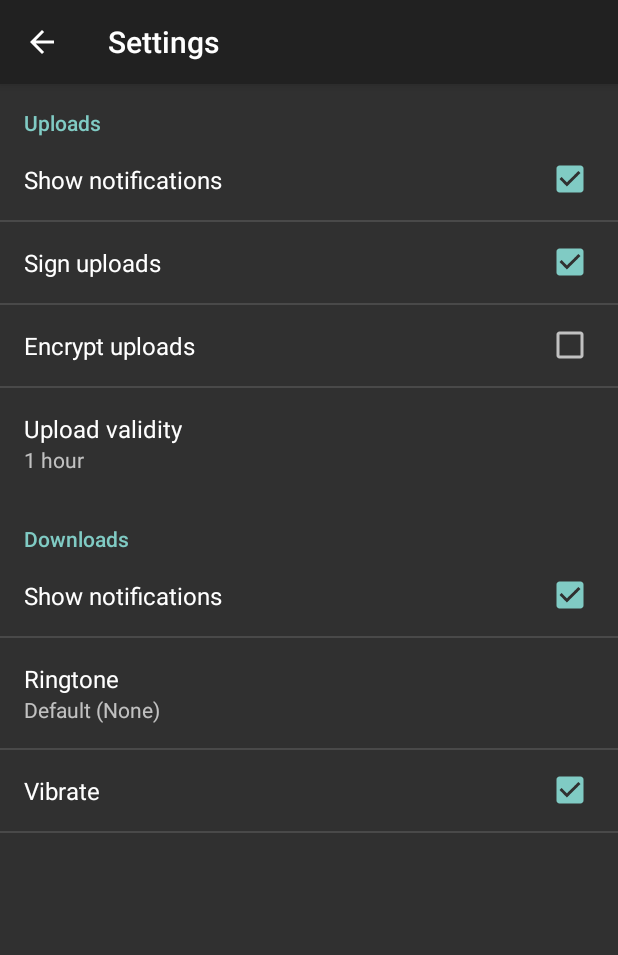
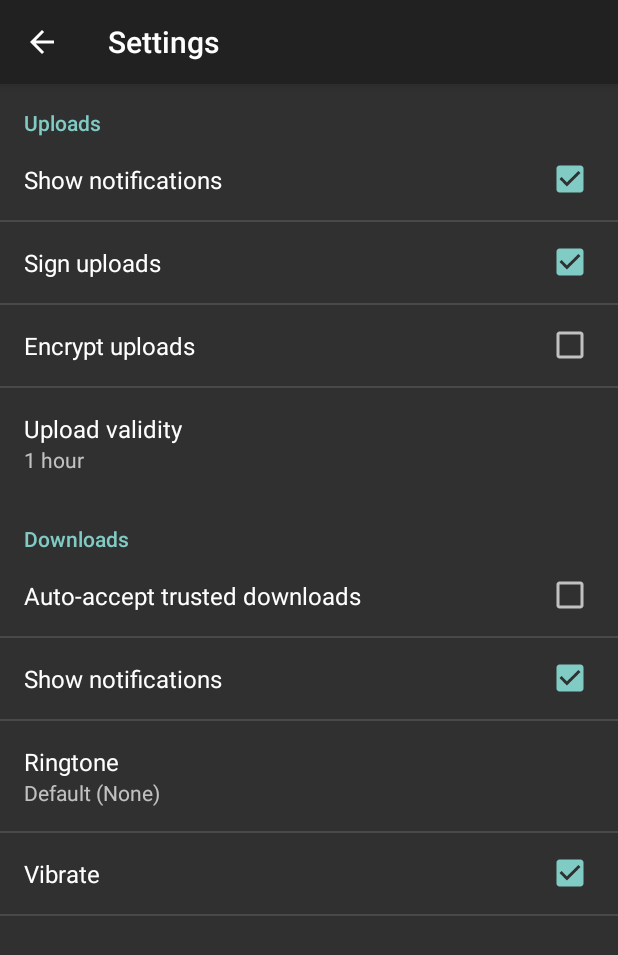
Before and after one commit to ibrdtn/android-sharebox, an Android app: the SettingsActivity screen opened directly, with no data from a screen before it, on a phone screen of 412 x 824 dp. Shown: the top 955 px of the screen. Run offline under Robolectric (Android 15) with nearby library versions, the phone set to English and light mode, and no system bars.

Commit message:
Add option to enable/disable the auto-accept feature

```diff
--- a/app/src/main/res/values/strings_activity_settings.xml
+++ b/app/src/main/res/values/strings_activity_settings.xml
@@ -4,6 +4,7 @@
 
     <!-- settings for Downloads -->
     <string name="pref_header_downloads">Downloads</string>
+    <string name="pref_title_download_trusted">Auto-accept trusted downloads</string>
     <string name="pref_title_download_notifications">Show notifications</string>
     <string name="pref_title_download_ringtone">Ringtone</string>
     <string name="pref_ringtone_silent">Silent</string>
--- a/app/src/main/res/xml/pref_download.xml
+++ b/app/src/main/res/xml/pref_download.xml
@@ -1,4 +1,9 @@
 <PreferenceScreen xmlns:android="http://schemas.android.com/apk/res/android" >
+
+    <CheckBoxPreference
+        android:defaultValue="false"
+        android:key="download_accept_trusted"
+        android:title="@string/pref_title_download_trusted" />
 
     <!--
          A 'parent' preference, which enables/disables child preferences (below)
```
